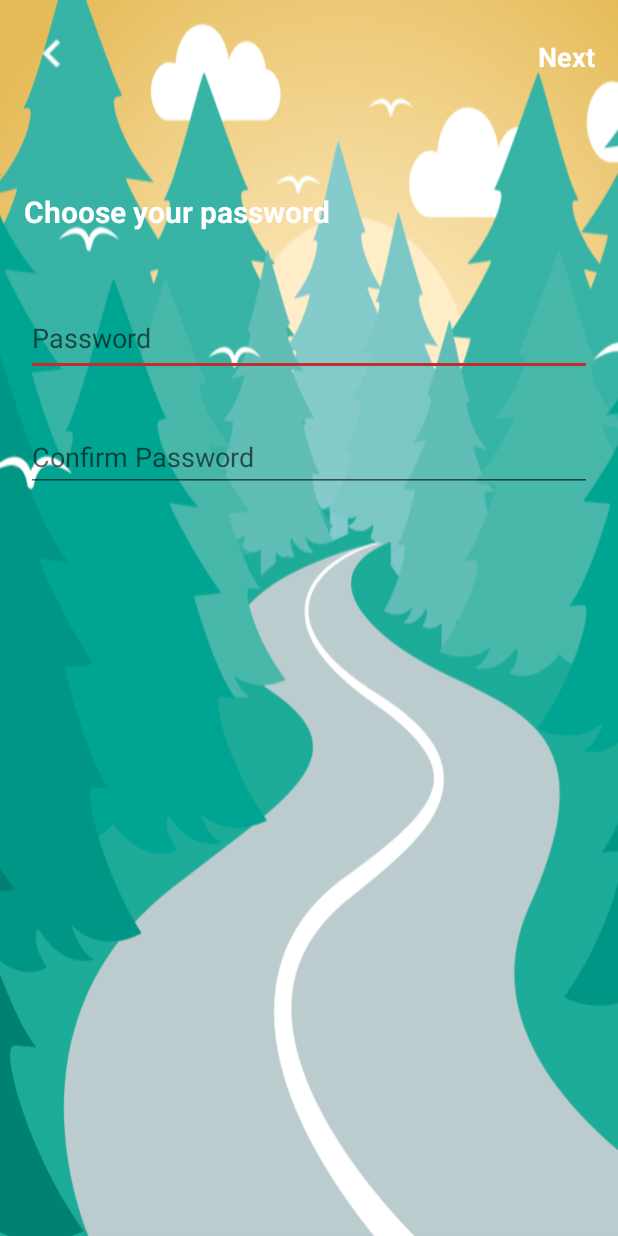
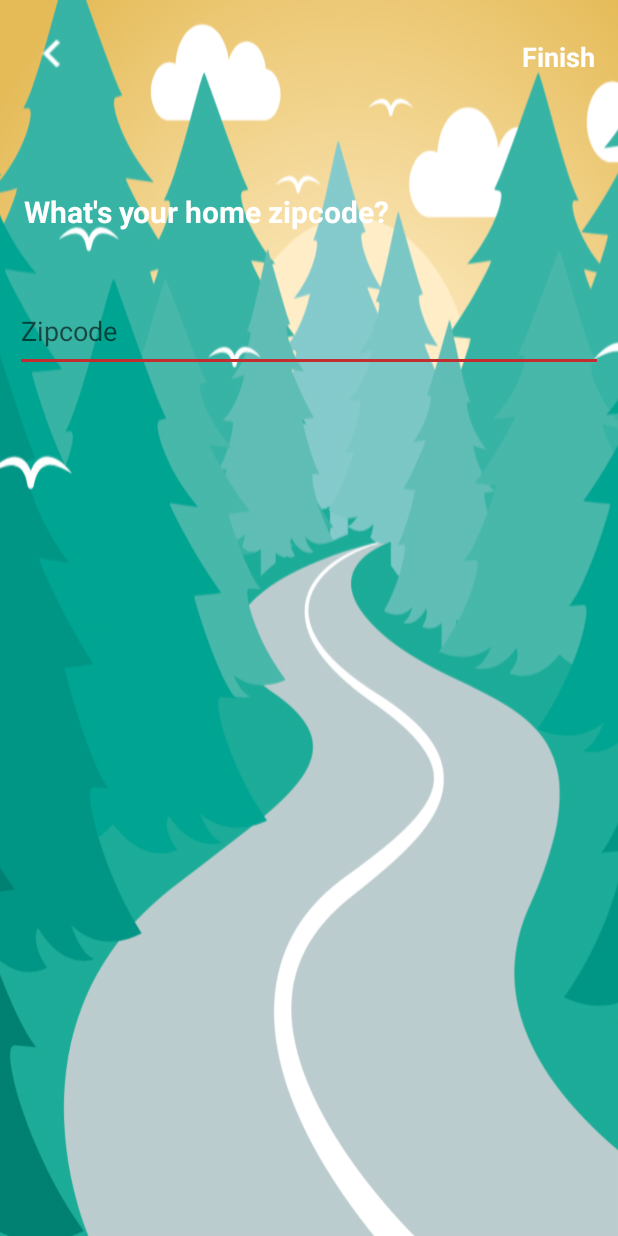
Before and after one commit to doomcatLee/Flatart-Weather, an Android app: the layout fragment_zipcode.xml on its own in the app's theme, with its tools: preview values and no code run, on a phone screen of 412 x 824 dp. Run offline under Robolectric (Android 15) with nearby library versions, the phone set to English and light mode, and no system bars.

Commit message:
replace activities swtiching to one activity and multiple fragments

```diff
--- a/app/src/main/java/com/example/guest/weatherandroid/fragment/PasswordFragment.java
+++ b/app/src/main/java/com/example/guest/weatherandroid/fragment/PasswordFragment.java
@@ -69,7 +69,7 @@ public class PasswordFragment extends Fragment {
                     Log.d(TAG, "PASSWORD FRAG " + mPassword.getText().toString() + mPasswordConfirm.getText().toString() );
                     addToSharedPreferences(mPassword.getText().toString(), mPasswordConfirm.getText().toString());
                     Intent intent = new Intent(getActivity(), RegisterActivity.class);
-                    intent.putExtra("showHomeFragment", "1");
+                    intent.putExtra("showZipcodeFragment", "1");
                     startActivity(intent);
                 }
             }
--- a/app/src/main/res/layout/fragment_zipcode.xml
+++ b/app/src/main/res/layout/fragment_zipcode.xml
@@ -13,7 +13,7 @@
         android:id="@+id/btnNext2"
         android:layout_width="wrap_content"
         android:layout_height="wrap_content"
-        android:text="Next"
+        android:text="Finish"
         android:textColor="@color/white"
         android:textSize="18sp"
         android:textStyle="bold"
@@ -29,17 +29,17 @@
         android:id="@+id/textView5"
         android:layout_width="wrap_content"
         android:layout_height="wrap_content"
-        android:text="Choose your password"
+        android:layout_marginLeft="16dp"
+        android:layout_marginStart="16dp"
+        android:layout_marginTop="127dp"
+        android:text="What's your home zipcode?"
         android:textColor="@android:color/background_light"
         android:textSize="20sp"
         android:textStyle="bold"
-        android:layout_marginStart="16dp"
-        tools:layout_constraintTop_creator="1"
-        android:layout_marginTop="127dp"
-        tools:layout_constraintLeft_creator="1"
         app:layout_constraintLeft_toLeftOf="parent"
         app:layout_constraintTop_toTopOf="parent"
-        android:layout_marginLeft="16dp" />
+        tools:layout_constraintLeft_creator="1"
+        tools:layout_constraintTop_creator="1" />
 
     <ImageView
         android:id="@+id/btnBack"
@@ -55,40 +55,20 @@
         android:layout_marginLeft="16dp" />
 
     <EditText
-        android:id="@+id/etPassword"
+        android:id="@+id/editText"
         android:layout_width="0dp"
-        android:layout_height="50dp"
-        android:layout_marginEnd="17dp"
-        android:layout_marginLeft="17dp"
-        android:layout_marginRight="17dp"
-        android:layout_marginStart="17dp"
-        android:layout_marginTop="46dp"
+        android:layout_height="54dp"
         android:ems="10"
-        android:hint="Password"
-        android:inputType="textPassword"
-        android:textColor="@color/white"
-        app:layout_constraintLeft_toLeftOf="parent"
+        android:hint="Zipcode"
+        android:inputType="textPersonName"
+        tools:layout_constraintTop_creator="1"
+        tools:layout_constraintRight_creator="1"
+        android:layout_marginStart="10dp"
+        android:layout_marginEnd="10dp"
         app:layout_constraintRight_toRightOf="parent"
+        android:layout_marginTop="39dp"
         app:layout_constraintTop_toBottomOf="@+id/textView5"
         tools:layout_constraintLeft_creator="1"
-        tools:layout_constraintRight_creator="1"
-        tools:layout_constraintTop_creator="1" />
-
-    <EditText
-        android:id="@+id/etPasswordConfirm"
-        android:layout_width="0dp"
-        android:layout_height="46dp"
-        android:layout_marginTop="31dp"
-        android:ems="10"
-        android:hint="Confirm Password"
-        android:inputType="textPassword"
-        android:textColor="@color/white"
-        app:layout_constraintHorizontal_bias="0.0"
-        app:layout_constraintLeft_toLeftOf="@+id/etPassword"
-        app:layout_constraintRight_toRightOf="@+id/etPassword"
-        app:layout_constraintTop_toBottomOf="@+id/etPassword"
-        tools:layout_constraintLeft_creator="1"
-        tools:layout_constraintRight_creator="1"
-        tools:layout_constraintTop_creator="1" />
+        app:layout_constraintLeft_toLeftOf="parent" />
 
 </android.support.constraint.ConstraintLayout>
```
Also changed, not shown: app/src/main/java/com/example/guest/weatherandroid/Activities/RegisterActivity.java (+17 -49 lines), app/src/main/java/com/example/guest/weatherandroid/fragment/ZipcodeFragment.java (+4 -7 lines).
